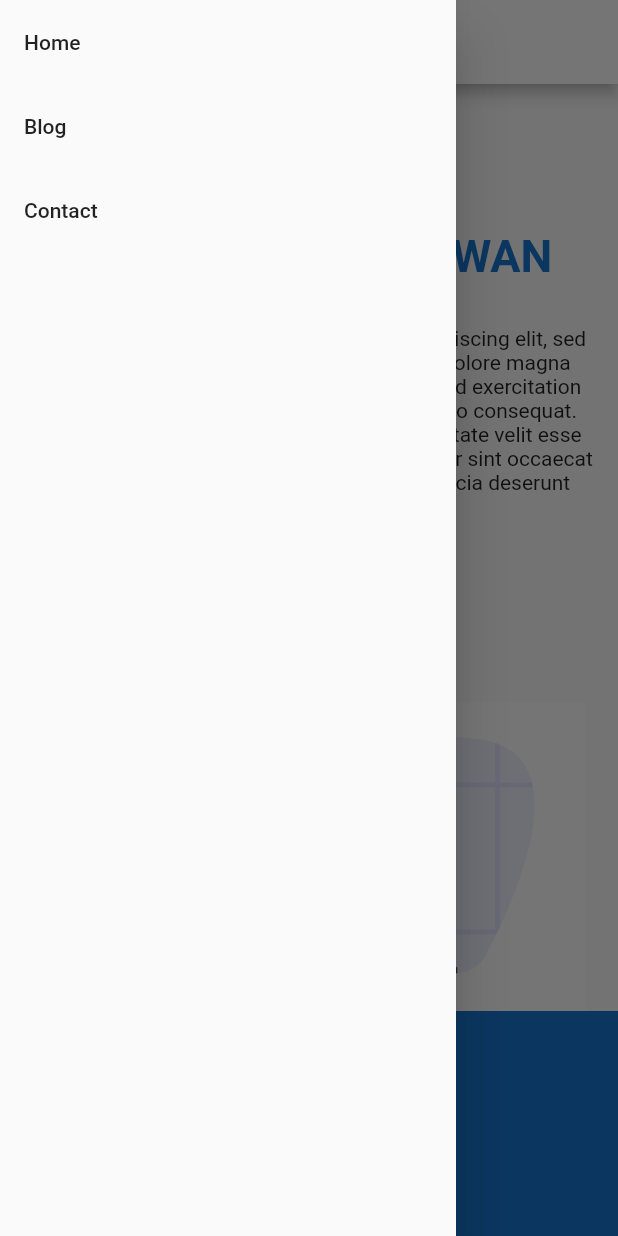
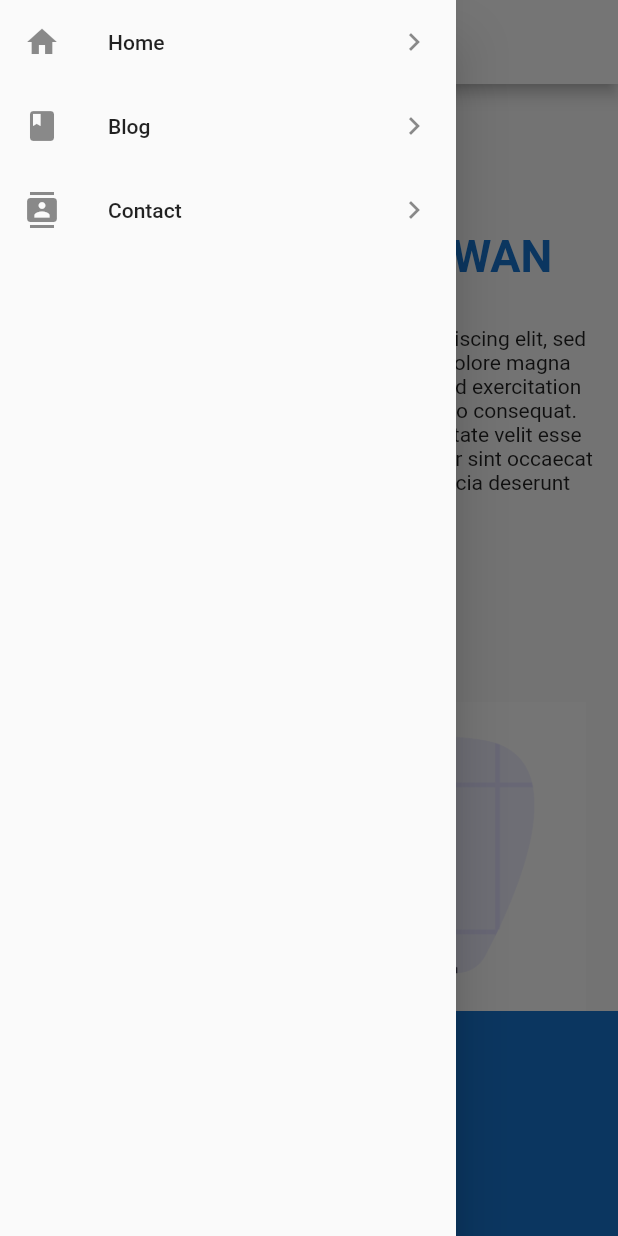
Before and after one commit to erikrios/my-portofolio-flutter, a Flutter app: the screen it shows after launch, with the side drawer open, on a phone screen of 412 x 824 dp. Run offline on Flutter 3.47's test engine with Material 2 defaults, Android fonts, the light colour scheme and no system bars; our stand-ins replace carousel_slider, google_fonts.

Commit message:
Add leading and trailing for list tile

```diff
--- a/lib/pages/home_page.dart
+++ b/lib/pages/home_page.dart
@@ -164,6 +164,12 @@ class HomePage extends StatelessWidget {
               title: Text(
                 'Home',
               ),
+              leading: Icon(
+                Icons.home,
+              ),
+              trailing: Icon(
+                Icons.navigate_next,
+              ),
             ),
             ListTile(
               onTap: () {
@@ -171,6 +177,12 @@ class HomePage extends StatelessWidget {
               },
               title: Text(
                 'Blog',
+              ),
+              leading: Icon(
+                Icons.book,
+              ),
+              trailing: Icon(
+                Icons.navigate_next,
               ),
             ),
             ListTile(
@@ -180,6 +192,12 @@ class HomePage extends StatelessWidget {
               title: Text(
                 'Contact',
               ),
+              leading: Icon(
+                Icons.contacts,
+              ),
+              trailing: Icon(
+                Icons.navigate_next,
+              ),
             ),
           ],
         ),
```
